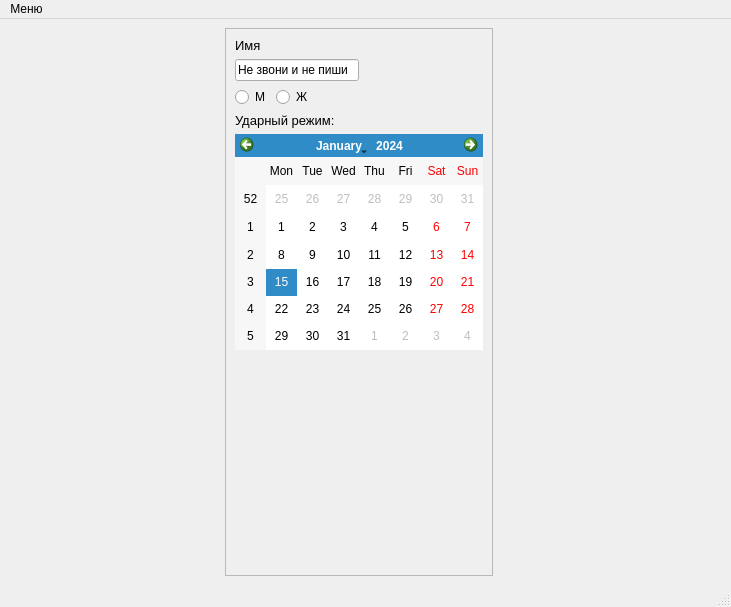
Before: the Qt Designer form Data/Ui_files/Profile.ui in Dianats34559/Double-E, drawn with Qt 5.
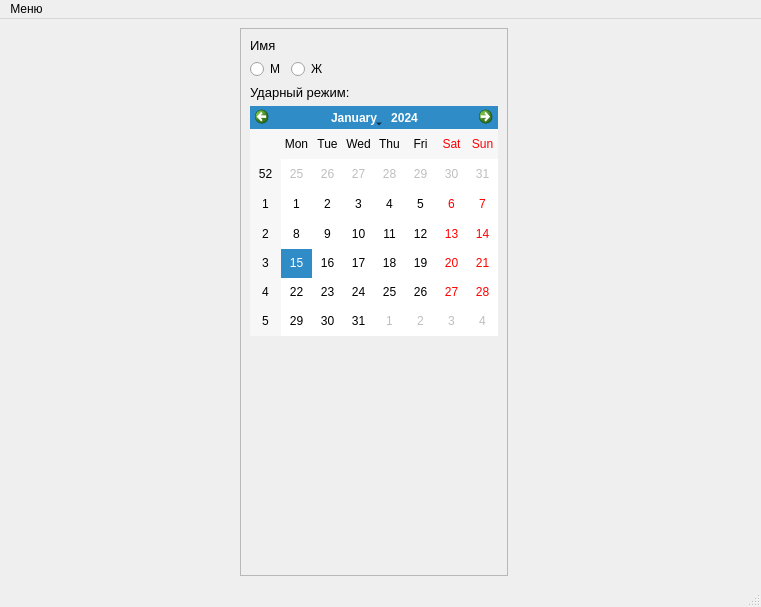
After: the same form once the commit is applied. Icons and pictures are not drawn.

```diff
--- a/Data/Ui_files/Profile.ui
+++ b/Data/Ui_files/Profile.ui
@@ -6,7 +6,7 @@
    <rect>
     <x>0</x>
     <y>0</y>
-    <width>731</width>
+    <width>761</width>
     <height>607</height>
    </rect>
   </property>
@@ -50,28 +50,7 @@
         </widget>
        </item>
        <item>
-        <layout class="QHBoxLayout" name="horizontalLayout_4">
-         <item>
-          <widget class="QLineEdit" name="lineEdit">
-           <property name="text">
-            <string>Не звони и не пиши</string>
-           </property>
-          </widget>
-         </item>
-         <item>
-          <spacer name="horizontalSpacer_3">
-           <property name="orientation">
-            <enum>Qt::Horizontal</enum>
-           </property>
-           <property name="sizeHint" stdset="0">
-            <size>
-             <width>40</width>
-             <height>20</height>
-            </size>
-           </property>
-          </spacer>
-         </item>
-        </layout>
+        <layout class="QHBoxLayout" name="horizontalLayout_4"/>
        </item>
        <item>
         <layout class="QHBoxLayout" name="horizontalLayout_3">
@@ -204,7 +183,7 @@
     <rect>
      <x>0</x>
      <y>0</y>
-     <width>731</width>
+     <width>761</width>
      <height>26</height>
     </rect>
    </property>
```
Left out of the diff: 28 changed lines with no effect on the pictures.
